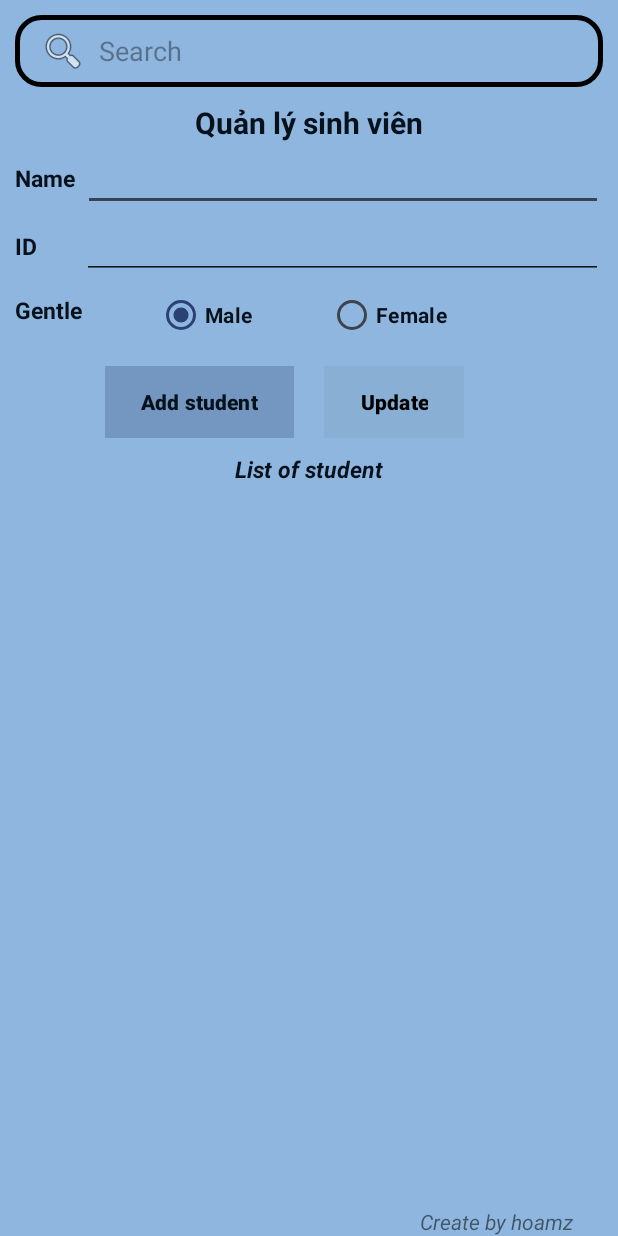
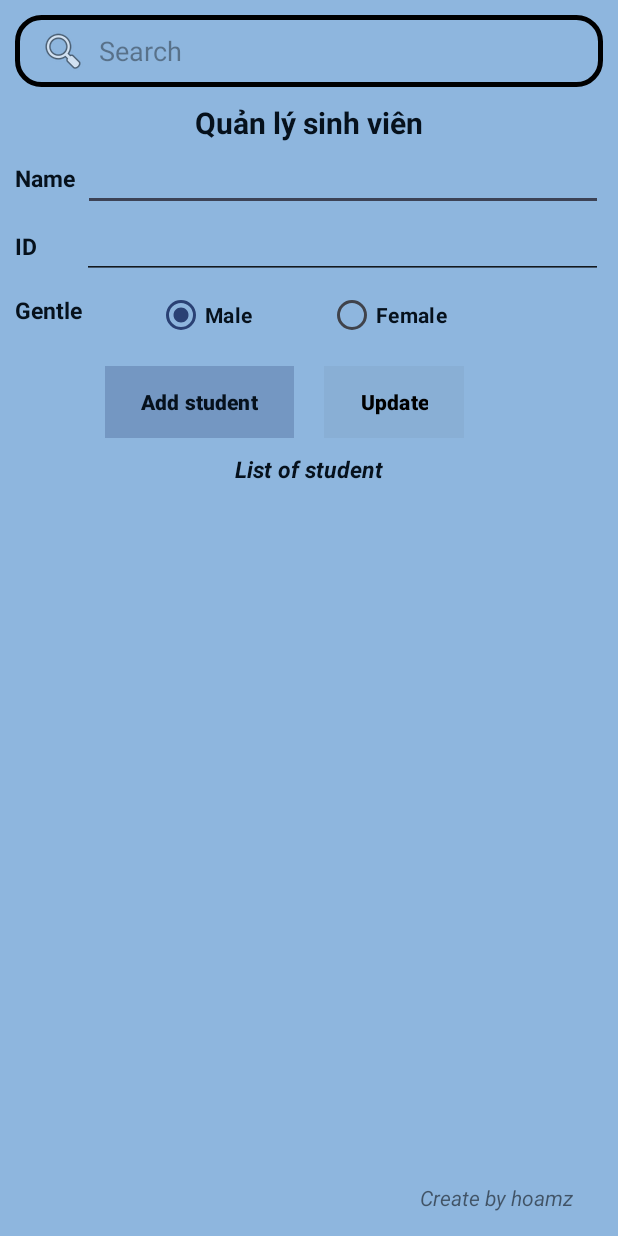
Before and after one commit to Hoamz123/android, an Android app: the layout activity_main.xml on its own in the app's theme, with its tools: preview values and no code run, on a phone screen of 412 x 824 dp. Run offline under Robolectric (Android 15) with nearby library versions, the phone set to English and light mode, and no system bars.

Commit message:
update day 29/11 bo sung them thu vien cỉrcleImage,chinh them + Layout + onLongListener + fix loi duplicate

```diff
--- a/app/src/main/res/layout/activity_main.xml
+++ b/app/src/main/res/layout/activity_main.xml
@@ -215,13 +215,13 @@
         android:layout_width="match_parent"
         android:layout_height="wrap_content"
         android:layout_marginStart="280dp"
+        android:layout_marginBottom="16dp"
         android:text="@string/createBy"
         android:textStyle="italic"
         app:layout_constraintBottom_toBottomOf="parent"
         app:layout_constraintEnd_toEndOf="parent"
         app:layout_constraintHorizontal_bias="0.0"
-        app:layout_constraintStart_toStartOf="parent"
-        app:layout_constraintVertical_bias="0.0">
+        app:layout_constraintStart_toStartOf="parent">
 
     </TextView>
 
@@ -231,7 +231,7 @@
         android:layout_height="wrap_content"
 
         android:background="@drawable/search"
-        app:closeIcon="@drawable/delete"
+        app:closeIcon="@drawable/exit"
         app:searchIcon="@android:drawable/ic_menu_search"
 
 
```
Also changed, not shown: app/src/main/java/com/example/crud_2/MainActivity.java (+9 -5 lines), app/src/main/java/com/example/crud_2/Model/MyAdapter.java (+8 -4 lines), app/src/main/res/drawable/exit.png (added), app/src/main/res/drawable/notifi.png (added).
